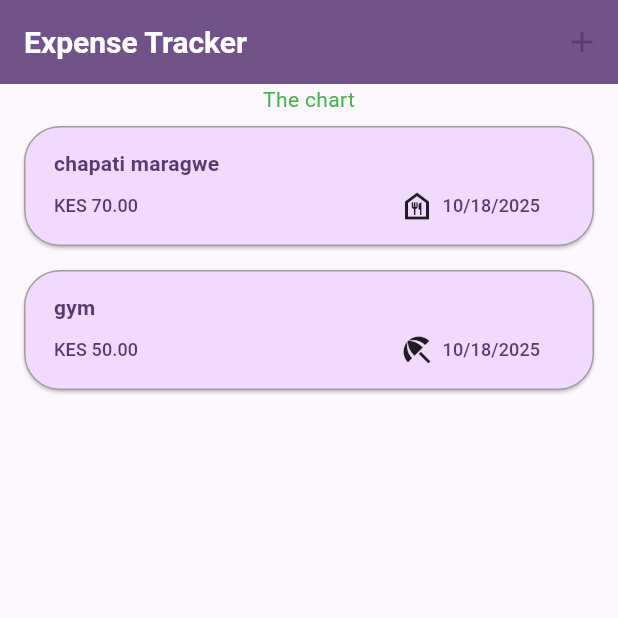
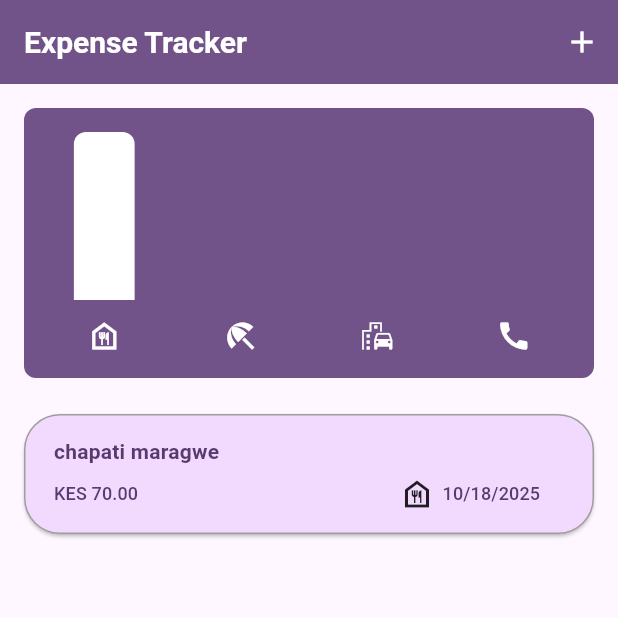
Before and after one commit to Muha06/Expense-Tracker, a Flutter app: the screen it shows after launch, on a phone screen of 412 x 824 dp, the top half of it. Run offline on Flutter 3.47's test engine with Material 3 defaults, Android fonts, the phone set to English and light mode, and no system bars.

Commit message:
added chart and chart bars

```diff
--- a/lib/expenses.dart
+++ b/lib/expenses.dart
@@ -1,3 +1,5 @@
+import 'package:expense_tracker/widgets/chart/chart.dart';
+import 'package:expense_tracker/widgets/chart/chart_bar.dart';
 import 'package:expense_tracker/widgets/new_expense.dart';
 import 'package:flutter/material.dart';
 import 'package:expense_tracker/models/expense.dart';
@@ -17,12 +19,6 @@
       amount: 70,
       date: DateTime.now(),
       category: Category.food,
-    ),
-    Expense(
-      title: 'gym',
-      amount: 50,
-      date: DateTime.now(),
-      category: Category.leisure,
     ),
   ];
 
@@ -95,10 +91,7 @@
       ),
       body: Column(
         children: [
-          const Text(
-            'The chart',
-            style: TextStyle(color: Colors.green),
-          ),
+          Chart(expenses: registeredExpenses),
           Expanded(child: mainContent),
         ],
       ),
--- a/lib/main.dart
+++ b/lib/main.dart
@@ -75,7 +75,7 @@
         colorScheme: kcolorScheme,
         appBarTheme: const AppBarTheme().copyWith(
           backgroundColor: kcolorScheme.primary,
-          foregroundColor: kcolorScheme.onPrimaryContainer,
+          foregroundColor: kcolorScheme.onPrimary,
           titleTextStyle: const TextStyle(
             fontWeight: FontWeight.bold,
             fontSize: 20,
--- a/lib/models/expense.dart
+++ b/lib/models/expense.dart
@@ -42,6 +42,12 @@
   final Category category;
   final List<Expense> expenses;
 
+  //Filtering expenses of one category
+  ExpenseBucket.forCategory(List<Expense> allExpenses, this.category)
+    : expenses = allExpenses
+          .where((expense) => expense.category == category)
+          .toList();
+
   //getter method that returns total sum of expense amount
   int get totalAmount {
     int sum = 0;
--- /dev/null
+++ b/lib/widgets/chart/chart.dart
@@ -0,0 +1,103 @@
+import 'package:flutter/material.dart';
+
+import 'package:expense_tracker/widgets/chart/chart_bar.dart';
+import 'package:expense_tracker/models/expense.dart';
+
+class Chart extends StatelessWidget {
+  const Chart({super.key, required this.expenses});
+
+  //chart class requres a list of expenses
+  final List<Expense> expenses;
+
+  //a method that returns a list of buckets per category using the named constr
+  List<ExpenseBucket> get buckets {
+    return [
+      // 4 diff category bar
+      ExpenseBucket.forCategory(expenses, Category.food),
+      ExpenseBucket.forCategory(expenses, Category.leisure),
+      ExpenseBucket.forCategory(expenses, Category.transport),
+      ExpenseBucket.forCategory(expenses, Category.airtime),
+    ];
+  }
+
+  //get maxtotalexpense recorded in all categories,
+  //by looping through every bucket(category) and finding one with highest amt
+  int get maxTotalExpense {
+    int maxTotalExpense = 0;
+
+    for (final bucket in buckets) {
+      if (bucket.totalAmount > maxTotalExpense) {
+        maxTotalExpense = bucket.totalAmount;
+      }
+    }
+    return maxTotalExpense;
+  }
+
+  @override
+  Widget build(BuildContext context) {
+    //checks if darkmode
+    final isDarkMode =
+        MediaQuery.of(context).platformBrightness == Brightness.dark;
+    return Container(
+      margin: const EdgeInsets.all(16),
+      padding: const EdgeInsets.symmetric(
+        vertical: 16,
+        horizontal: 8,
+      ),
+      width: double.infinity,
+      height: 180,
+      decoration: BoxDecoration(
+        borderRadius: BorderRadius.circular(8),
+        gradient: LinearGradient(
+          colors: [
+            Theme.of(context).colorScheme.primary,
+            Theme.of(context).colorScheme.primary,
+          ],
+          begin: Alignment.bottomCenter,
+          end: Alignment.topCenter,
+        ),
+      ),
+      //container child
+      child: Column(
+        children: [
+          Expanded(
+            child: Row(
+              crossAxisAlignment: CrossAxisAlignment.end,
+              children: [
+                //creates a chartBar widget for each bucket
+                for (final bucket in buckets) // alternative to map()
+                  ChartBar(
+                    //fill:
+                    fill: bucket.totalAmount == 0
+                        ? 0
+                        : bucket.totalAmount / maxTotalExpense,
+                  ),
+              ],
+            ),
+          ),
+          const SizedBox(height: 12),
+          Row(
+            //we map the buckets into icons widgets for each bar
+            children: buckets
+                .map(
+                  (bucket) => Expanded(
+                    child: Padding(
+                      padding: const EdgeInsets.symmetric(
+                        horizontal: 4,
+                      ),
+                      child: Icon(
+                        categoryIcons[bucket.category],
+                        color: isDarkMode
+                            ? Theme.of(context).colorScheme.onPrimary
+                            : Theme.of(context).colorScheme.onPrimary,
+                      ),
+                    ),
+                  ),
+                )
+                .toList(),
+          ),
+        ],
+      ),
+    );
+  }
+}
--- /dev/null
+++ b/lib/widgets/chart/chart_bar.dart
@@ -0,0 +1,35 @@
+import 'package:flutter/material.dart';
+
+//individual bar styling
+class ChartBar extends StatelessWidget {
+  const ChartBar({super.key, required this.fill});
+
+  //fill: how tall the fill color should be for each bar depending on expense amount
+  final double fill;
+
+  @override
+  Widget build(BuildContext context) {
+    final isDarkMode =
+        MediaQuery.of(context).platformBrightness == Brightness.dark;
+    return Expanded(
+      child: Padding(
+        padding: const EdgeInsets.symmetric(horizontal: 5),
+        child: FractionallySizedBox(
+          widthFactor: 0.5,
+          heightFactor: fill,
+          child: DecoratedBox(
+            decoration: BoxDecoration(
+              shape: BoxShape.rectangle,
+              borderRadius: const BorderRadius.vertical(
+                top: Radius.circular(8),
+              ),
+              color: isDarkMode
+                  ? Theme.of(context).colorScheme.onSecondary
+                  : Theme.of(context).colorScheme.onPrimary,
+            ),
+          ),
+        ),
+      ),
+    );
+  }
+}
```
